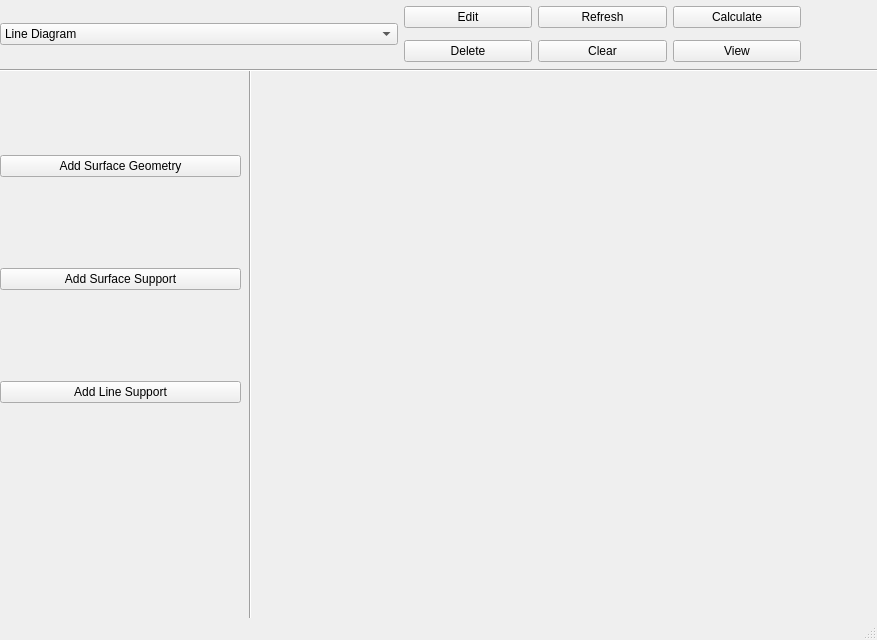
The window that SlabGUI/SlabGUI.ui (Haudkozaur/masterThesis) describes before a commit, drawn with Qt 5.
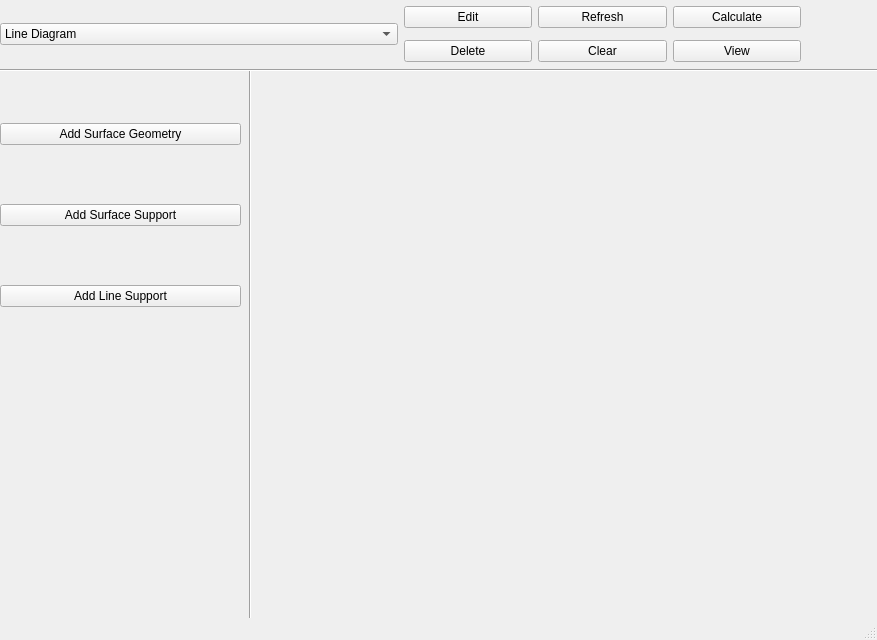
The same window after the commit.

The edit to the form file:
```diff
--- a/SlabGUI/SlabGUI.ui
+++ b/SlabGUI/SlabGUI.ui
@@ -133,7 +133,7 @@
       <x>0</x>
       <y>70</y>
       <width>241</width>
-      <height>421</height>
+      <height>291</height>
      </rect>
     </property>
     <layout class="QVBoxLayout" name="leftverticalLayout">
```
